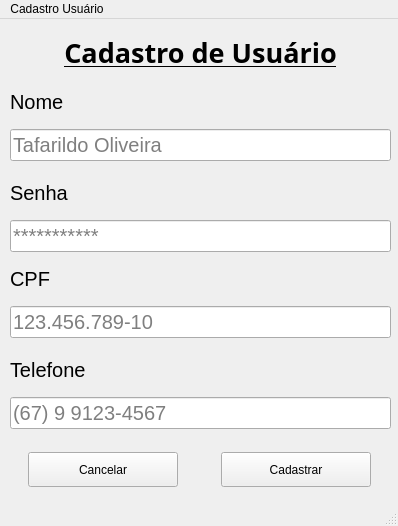
Vatreax/Senac, file Avaliações/Olha Aqui Caique/views/Cadastro de Usuario.ui: the form before one commit.
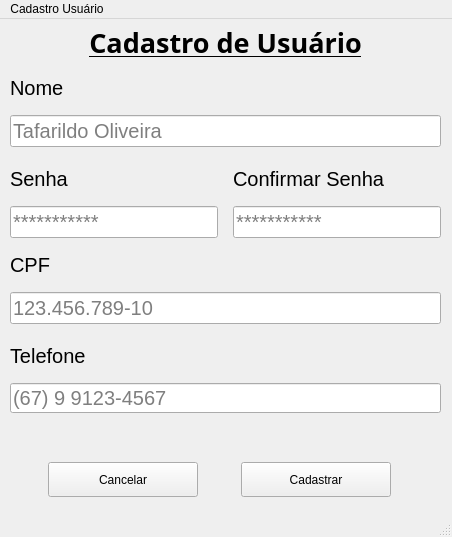
The form after the commit.

Patch:
```diff
--- a/Avaliações/Olha Aqui Caique/views/Cadastro de Usuario.ui
+++ b/Avaliações/Olha Aqui Caique/views/Cadastro de Usuario.ui
@@ -6,8 +6,8 @@
    <rect>
     <x>0</x>
     <y>0</y>
-    <width>398</width>
-    <height>526</height>
+    <width>452</width>
+    <height>537</height>
    </rect>
   </property>
   <property name="windowTitle">
@@ -18,9 +18,9 @@
     <property name="geometry">
      <rect>
       <x>10</x>
-      <y>10</y>
-      <width>381</width>
-      <height>400</height>
+      <y>0</y>
+      <width>431</width>
+      <height>423</height>
      </rect>
     </property>
     <layout class="QVBoxLayout" name="verticalLayout_4">
@@ -106,7 +106,11 @@
           <number>5</number>
          </property>
          <item>
-          <widget class="QLabel" name="Senha">
+          <layout class="QHBoxLayout" name="horizontalLayout_3">
+           <item>
+            <layout class="QVBoxLayout" name="verticalLayout_5">
+             <item>
+              <widget class="QLabel" name="Senha_Label">
            <property name="font">
             <font>
              <pointsize>15</pointsize>
@@ -118,7 +122,7 @@
           </widget>
          </item>
          <item>
-          <widget class="QLineEdit" name="Senha_2">
+              <widget class="QLineEdit" name="Senha">
            <property name="font">
             <font>
              <pointsize>15</pointsize>
@@ -131,6 +135,41 @@
             <string>***********</string>
            </property>
           </widget>
+             </item>
+            </layout>
+           </item>
+           <item>
+            <layout class="QVBoxLayout" name="verticalLayout_6">
+             <item>
+              <widget class="QLabel" name="label_confirmar">
+               <property name="font">
+                <font>
+                 <pointsize>15</pointsize>
+                </font>
+               </property>
+               <property name="text">
+                <string>Confirmar Senha</string>
+               </property>
+              </widget>
+             </item>
+             <item>
+              <widget class="QLineEdit" name="Confirma_Senha">
+               <property name="font">
+                <font>
+                 <pointsize>15</pointsize>
+                </font>
+               </property>
+               <property name="text">
+                <string/>
+               </property>
+               <property name="placeholderText">
+                <string>***********</string>
+               </property>
+              </widget>
+             </item>
+            </layout>
+           </item>
+          </layout>
          </item>
          <item>
           <widget class="QLabel" name="label_2">
@@ -194,6 +233,13 @@
              </property>
             </widget>
            </item>
+           <item>
+            <widget class="QLabel" name="aviso">
+             <property name="text">
+              <string/>
+             </property>
+            </widget>
+           </item>
           </layout>
          </item>
         </layout>
@@ -205,8 +251,8 @@
    <widget class="QWidget" name="horizontalLayoutWidget">
     <property name="geometry">
      <rect>
-      <x>10</x>
-      <y>420</y>
+      <x>30</x>
+      <y>430</y>
       <width>381</width>
       <height>61</height>
      </rect>
@@ -249,7 +295,7 @@
     <rect>
      <x>0</x>
      <y>0</y>
-     <width>398</width>
+     <width>452</width>
      <height>21</height>
     </rect>
    </property>
```
Lines whose indentation alone changed are shown as unchanged.
